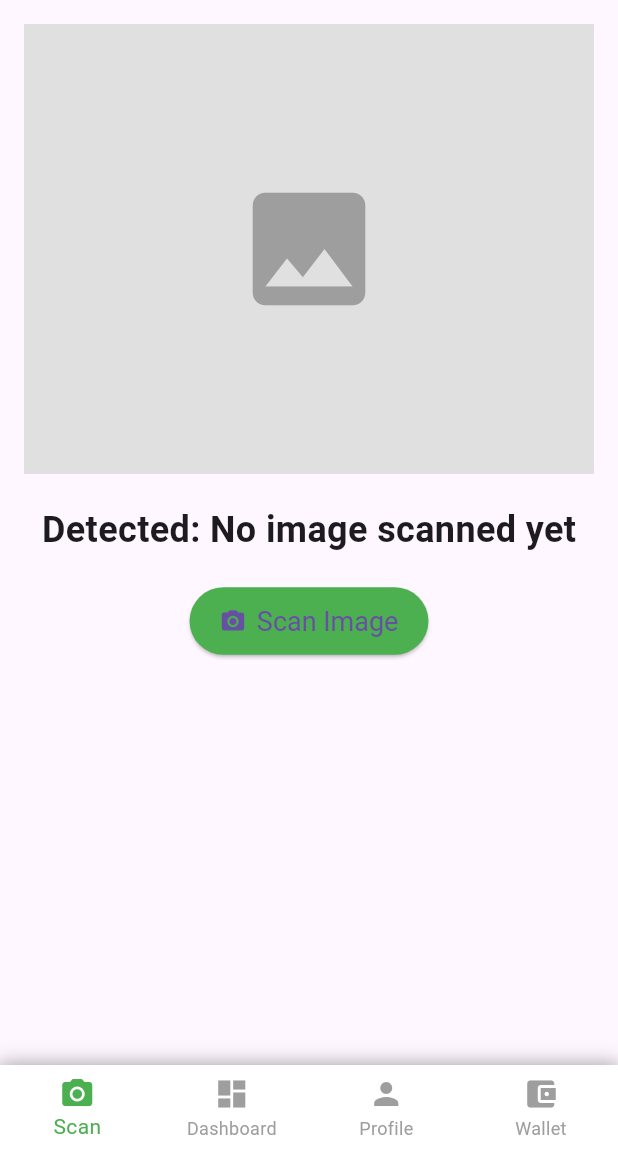
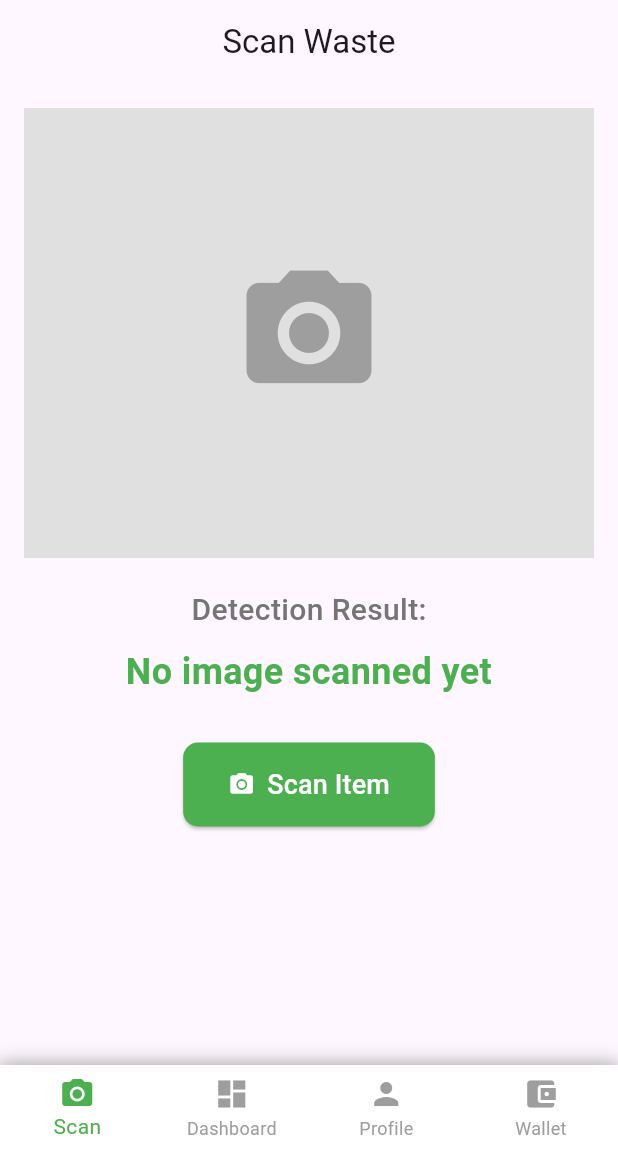
Before and after one commit to Joel-Joshy-V/RecycleWise, a Flutter app: the screen it shows after launch, on a phone screen of 412 x 824 dp, the part 84-1236 px from its top. Run offline on Flutter 3.47's test engine with Material 3 defaults, Android fonts, the phone set to English and light mode, and no system bars; our stand-ins replace image_picker; missing offline and left inert: tflite_flutter; project files that could hold a hidden picture were left out.

Commit message:
added error handling

```diff
--- a/Desktop/universal/waste_management/lib/screens/scan_screen.dart
+++ b/Desktop/universal/waste_management/lib/screens/scan_screen.dart
@@ -20,67 +20,105 @@ class _ScanScreenState extends State<ScanScreen> {
   @override
   void initState() {
     super.initState();
-    // Load the model when the screen initializes.
     _tfliteService.loadModel();
   }
 
   Future<void> _pickAndScanImage() async {
-    // Pick an image using the camera.
     final XFile? pickedFile = await _picker.pickImage(source: ImageSource.camera);
     if (pickedFile != null) {
-      setState(() {
-        _loading = true;
-      });
+      setState(() => _loading = true);
+
+      try {
         File imageFile = File(pickedFile.path);
-      // Run inference on the captured image.
         String label = await _tfliteService.runInference(imageFile);
+        int points = _calculatePoints(label);
+
         setState(() {
           _image = imageFile;
-        _result = label;
+          _result = '${label.split("(")[0]}\nPoints: $points';
           _loading = false;
         });
+      } catch (e) {
+        setState(() {
+          _loading = false;
+          _result = 'Error: ${e.toString()}';
+        });
       }
+    }
+  }
+
+  int _calculatePoints(String label) {
+    if (label.contains('plastic')) return 10;
+    if (label.contains('paper')) return 8;
+    if (label.contains('organic')) return 5;
+    if (label.contains('e-waste')) return 20;
+    if (label.contains('hygiene')) return 3;
+    return 0;
   }
 
   @override
   Widget build(BuildContext context) {
-    return SingleChildScrollView(
+    return Scaffold(
+      appBar: AppBar(
+        title: const Text('Scan Waste'),
+        centerTitle: true,
+      ),
+      body: SingleChildScrollView(
         padding: const EdgeInsets.all(16),
         child: Column(
           mainAxisAlignment: MainAxisAlignment.center,
           children: [
-          // Display the captured image or a placeholder.
             _image != null
                 ? Image.file(_image!, height: 300, fit: BoxFit.cover)
                 : Container(
                     height: 300,
                     color: Colors.grey[300],
                     child: const Center(
-                    child: Icon(Icons.image, size: 100, color: Colors.grey),
+                      child: Icon(Icons.camera_alt, size: 100, color: Colors.grey),
                     ),
                   ),
             const SizedBox(height: 20),
-          // Show the detected label or a loading indicator.
             _loading
                 ? const CircularProgressIndicator()
-              : Text(
-                  'Detected: $_result',
-                  style: const TextStyle(fontSize: 24, fontWeight: FontWeight.bold),
+                : Column(
+                    children: [
+                      Text(
+                        'Detection Result:',
+                        style: TextStyle(
+                          fontSize: 20,
+                          color: Colors.grey[600],
+                          fontWeight: FontWeight.w500,
                         ),
-          const SizedBox(height: 20),
-          // Button to capture and scan an image.
-          ElevatedButton.icon(
-            onPressed: _pickAndScanImage,
-            icon: const Icon(Icons.camera_alt),
-            label: const Text('Scan Image'),
-            style: ElevatedButton.styleFrom(
-              backgroundColor: Colors.green,
-              padding: const EdgeInsets.symmetric(horizontal: 20, vertical: 12),
-              textStyle: const TextStyle(fontSize: 18),
+                      ),
+                      const SizedBox(height: 10),
+                      Text(
+                        _result,
+                        textAlign: TextAlign.center,
+                        style: const TextStyle(
+                          fontSize: 24,
+                          fontWeight: FontWeight.bold,
+                          color: Colors.green,
                         ),
                       ),
                     ],
                   ),
+            const SizedBox(height: 30),
+            ElevatedButton.icon(
+              onPressed: _pickAndScanImage,
+              icon: const Icon(Icons.camera_alt),
+              label: const Text('Scan Item', style: TextStyle(fontSize: 18)),
+              style: ElevatedButton.styleFrom(
+                backgroundColor: Colors.green,
+                foregroundColor: Colors.white,
+                padding: const EdgeInsets.symmetric(horizontal: 30, vertical: 15),
+                shape: RoundedRectangleBorder(
+                  borderRadius: BorderRadius.circular(10),
+                ),
+              ),
+            ),
+          ],
+        ),
+      ),
     );
   }
 }
--- a/Desktop/universal/waste_management/pubspec.yaml
+++ b/Desktop/universal/waste_management/pubspec.yaml
@@ -76,7 +76,7 @@ flutter:
     - assets/ssd_mobilenet.tflite
     - assets/ssd_mobilenet.txt
     - assets/yolov2_tiny.tflite
-    - assets/yolov2_tiny.txt
+
   # To add assets to your application, add an assets section, like this:
   # assets:
   #   - images/a_dot_burr.jpeg
```
Also changed, not shown: Desktop/universal/waste_management/lib/services/tflite_service.dart (+66 -35 lines). Lines whose indentation alone changed are shown as unchanged.
